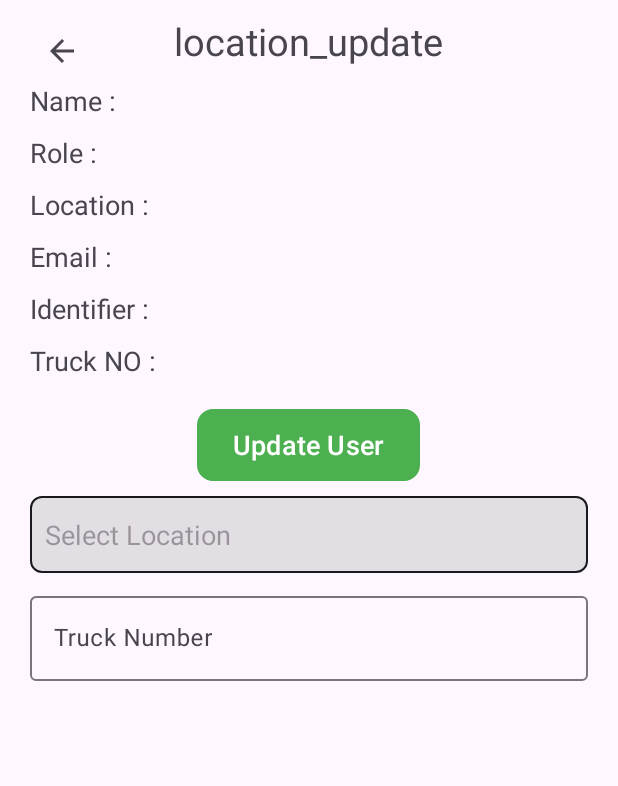
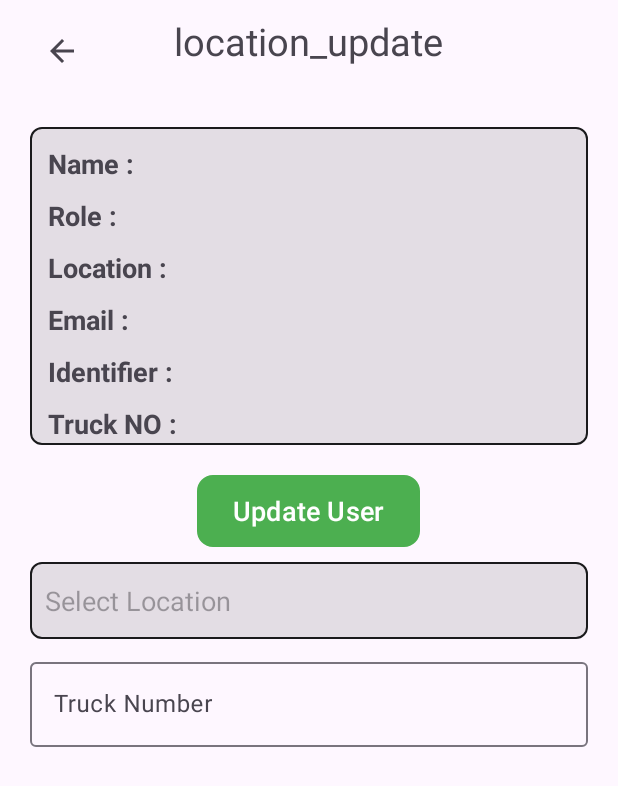
Before and after one commit to yengajr/Ferterliser_Distribution, an Android app: the Location_Update screen opened directly, with no data from a screen before it, on a phone screen of 412 x 824 dp. Shown: the top 786 px of the screen. Run offline under Robolectric (Android 15) with nearby library versions, the phone set to English and light mode, and no system bars; our stand-ins replace Firebase (no records; nobody signed in at launch, a user with empty details on screens opened directly).

Commit message:
Tenth commit with changes to location and user Ui.

```diff
--- a/app/src/main/res/layout/activity_location_update.xml
+++ b/app/src/main/res/layout/activity_location_update.xml
@@ -31,21 +31,34 @@
             android:layout_height="wrap_content"
             android:gravity="center"
             android:text="location_update"
+            android:layout_marginBottom="30dp"
             android:textSize="25sp"
             android:layout_alignParentTop="true"
             android:layout_centerInParent="true"
 
             />
 
+        <RelativeLayout
+            android:id="@+id/relativeLayout"
+            android:layout_width="match_parent"
+            android:layout_height="wrap_content"
+            android:background="@drawable/order_design"
+            android:padding="2dp"
+            android:layout_below="@+id/textView"
+            android:layout_marginTop="10dp"
+            android:layout_marginLeft="20dp"
+            android:layout_marginRight="20dp"
+            >
+
         <TextView
             android:layout_width="wrap_content"
             android:layout_height="wrap_content"
             android:text="Name :"
             android:id="@+id/name_txt"
-            android:layout_below="@+id/textView"
-            android:layout_marginStart="20dp"
+            android:layout_marginStart="10dp"
             android:layout_marginTop="10dp"
             android:textSize="18sp"
+            android:textStyle="bold"
             />
 
         <TextView
@@ -54,7 +67,6 @@
             android:text="Distributor1"
             android:id="@+id/name_field"
             android:layout_toEndOf="@+id/name_txt"
-            android:layout_below="@+id/textView"
             android:layout_marginStart="10dp"
             android:layout_marginTop="10dp"
             android:textSize="18sp"
@@ -66,9 +78,10 @@
             android:text="Role :"
             android:id="@+id/role_txt"
             android:layout_below="@+id/name_field"
-            android:layout_marginStart="20dp"
+            android:layout_marginStart="10dp"
             android:layout_marginTop="10dp"
             android:textSize="18sp"
+            android:textStyle="bold"
             />
 
         <TextView
@@ -89,9 +102,10 @@
             android:text="Location :"
             android:id="@+id/location_txt"
             android:layout_below="@+id/role_field"
-            android:layout_marginStart="20dp"
+            android:layout_marginStart="10dp"
             android:layout_marginTop="10dp"
             android:textSize="18sp"
+            android:textStyle="bold"
             />
 
         <TextView
@@ -112,9 +126,10 @@
             android:text="Email :"
             android:id="@+id/email_txt"
             android:layout_below="@+id/location_field"
-            android:layout_marginStart="20dp"
+            android:layout_marginStart="10dp"
             android:layout_marginTop="10dp"
             android:textSize="18sp"
+            android:textStyle="bold"
             />
 
         <TextView
@@ -135,9 +150,10 @@
             android:text="Identifier :"
             android:id="@+id/identifier_txt"
             android:layout_below="@+id/email_field"
-            android:layout_marginStart="20dp"
+            android:layout_marginStart="10dp"
             android:layout_marginTop="10dp"
             android:textSize="18sp"
+            android:textStyle="bold"
             />
 
         <TextView
@@ -158,9 +174,10 @@
             android:text="Truck NO :"
             android:id="@+id/truckNO_txt"
             android:layout_below="@+id/identifier_field"
-            android:layout_marginStart="20dp"
+            android:layout_marginStart="10dp"
             android:layout_marginTop="10dp"
             android:textSize="18sp"
+            android:textStyle="bold"
             />
 
         <TextView
@@ -175,12 +192,14 @@
             android:textSize="18sp"
             />
 
+        </RelativeLayout>
+
         <Button
             android:layout_width="wrap_content"
             android:layout_height="wrap_content"
             android:text="Update User"
             android:id="@+id/update"
-            android:layout_below="@+id/truckNO_field"
+            android:layout_below="@+id/relativeLayout"
             android:layout_marginStart="20dp"
             android:layout_marginTop="20dp"
             android:layout_centerHorizontal="true"
--- a/app/src/main/res/layout/user_card.xml
+++ b/app/src/main/res/layout/user_card.xml
@@ -3,7 +3,9 @@
     android:layout_width="match_parent"
     android:layout_height="wrap_content"
     android:layout_gravity="center"
-    android:layout_marginBottom="10dp"
+    android:layout_marginBottom="5dp"
+    android:layout_marginStart="13dp"
+    android:layout_marginEnd="13dp"
     android:orientation="vertical">
 
     <RelativeLayout
```
Also changed, not shown: app/src/main/java/com/example/ferterliserdistribution/UserAdapter.java (+8 -1 lines), app/src/main/res/layout/activity_location_assignment.xml (+30 -13 lines).
